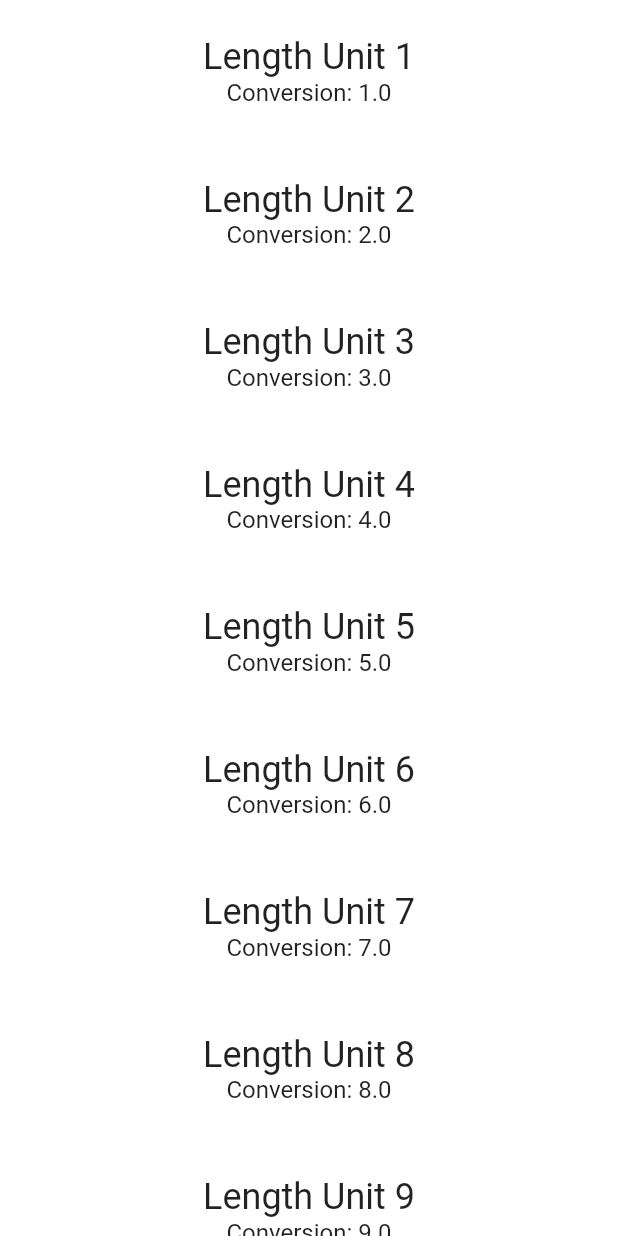
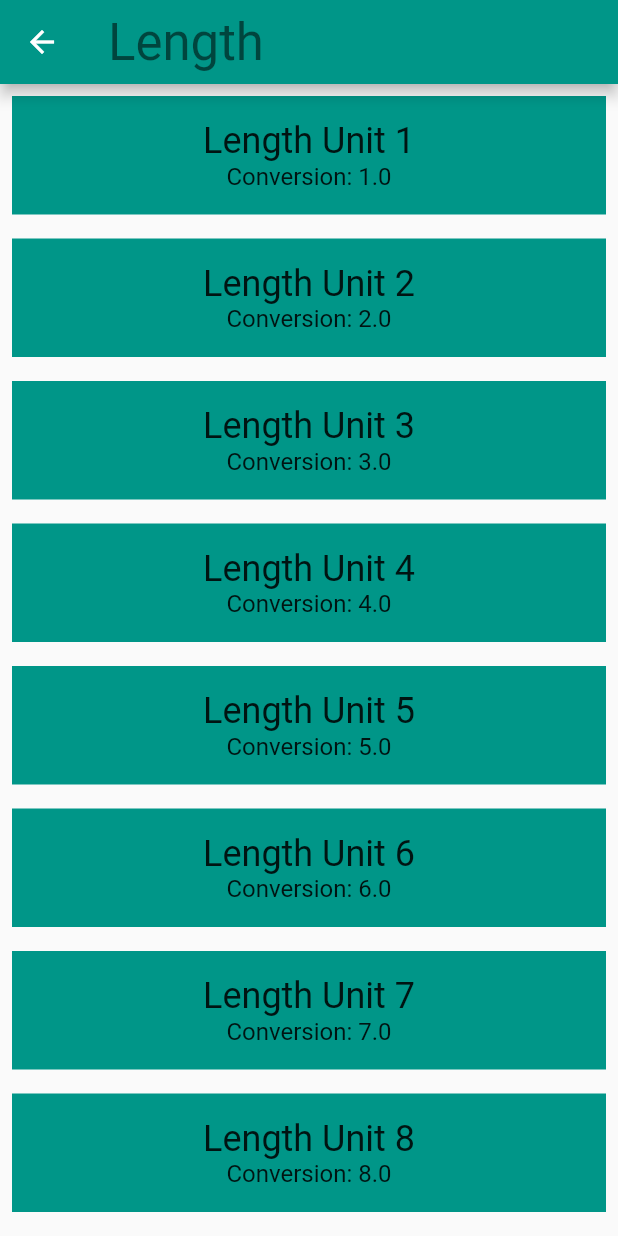
Before and after one commit to laramartin/flutter-udacity, a Flutter app: the screen it shows after launch, after a tap on "Length", on a phone screen of 412 x 824 dp. Run offline on Flutter 3.47's test engine with Material 2 defaults, Android fonts, the phone set to English and light mode, and no system bars; our stand-ins replace cloud_firestore, firebase_storage, image_picker; accounts and stored records are empty.

Commit message:
Create Scaffold with appbar & converter screen

```diff
--- a/udacity-course/course/04_navigation/task_04_navigation/lib/category.dart
+++ b/udacity-course/course/04_navigation/task_04_navigation/lib/category.dart
@@ -48,11 +48,22 @@ class Category extends StatelessWidget {
   void _navigateToConverter(BuildContext context) {
     Navigator.push(
       context,
-      MaterialPageRoute(
-        builder: (context) => ConverterRoute(
-              units: units,
+      MaterialPageRoute(builder: (BuildContext context) {
+        return Scaffold(
+          appBar: AppBar(
+            backgroundColor: color,
+            title: Text(
+              name,
+              style: Theme.of(context).textTheme.display1,
             ),
-      ),
+          ),
+          body: ConverterRoute(
+            units: units,
+            name: name,
+            color: color,
+          ),
+        );
+      }),
     );
   }
 
@@ -75,7 +86,6 @@ class Category extends StatelessWidget {
           splashColor: color,
           // We can use either the () => function() or the () { function(); }
           // syntax.
-          // TODO: Update this onTap property to call _navigateToConverter()
           onTap: () {
             _navigateToConverter(context);
           },
--- a/udacity-course/course/04_navigation/task_04_navigation/lib/converter_route.dart
+++ b/udacity-course/course/04_navigation/task_04_navigation/lib/converter_route.dart
@@ -17,18 +17,22 @@ class ConverterRoute extends StatelessWidget {
   /// Units for this [Category].
   final List<Unit> units;
 
+  final String name;
+  final Color color;
+
   /// This [ConverterRoute] requires the name, color, and units to not be null.
-  // TODO: Pass in the [Category]'s name and color
   const ConverterRoute({
     @required this.units,
+    @required this.name,
+    @required this.color,
   }) : assert(units != null);
 
   @override
   Widget build(BuildContext context) {
     // Here is just a placeholder for a list of mock units
     final unitWidgets = units.map((Unit unit) {
-      // TODO: Set the color for this Container
       return Container(
+        color: color,
         margin: EdgeInsets.all(8.0),
         padding: EdgeInsets.all(16.0),
         child: Column(
```
